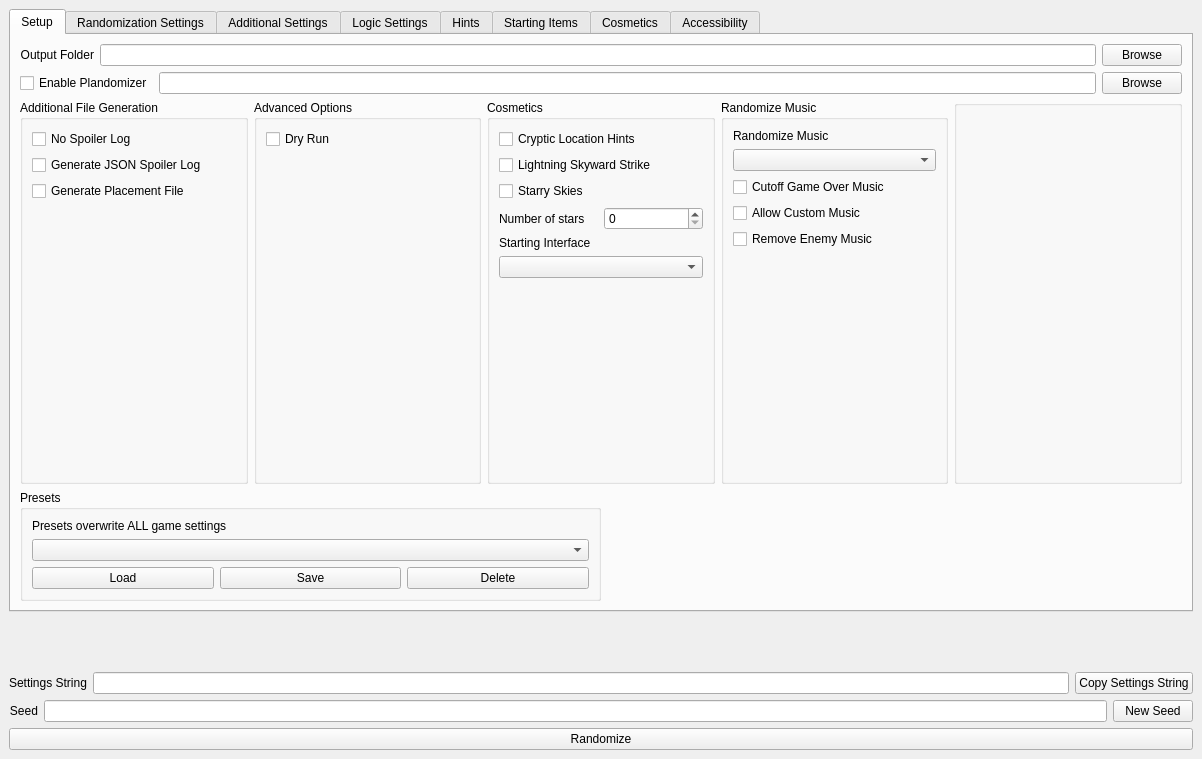
Above: gui/randogui.ui from ssrando/ssrando before the change. Below: the same form after it.
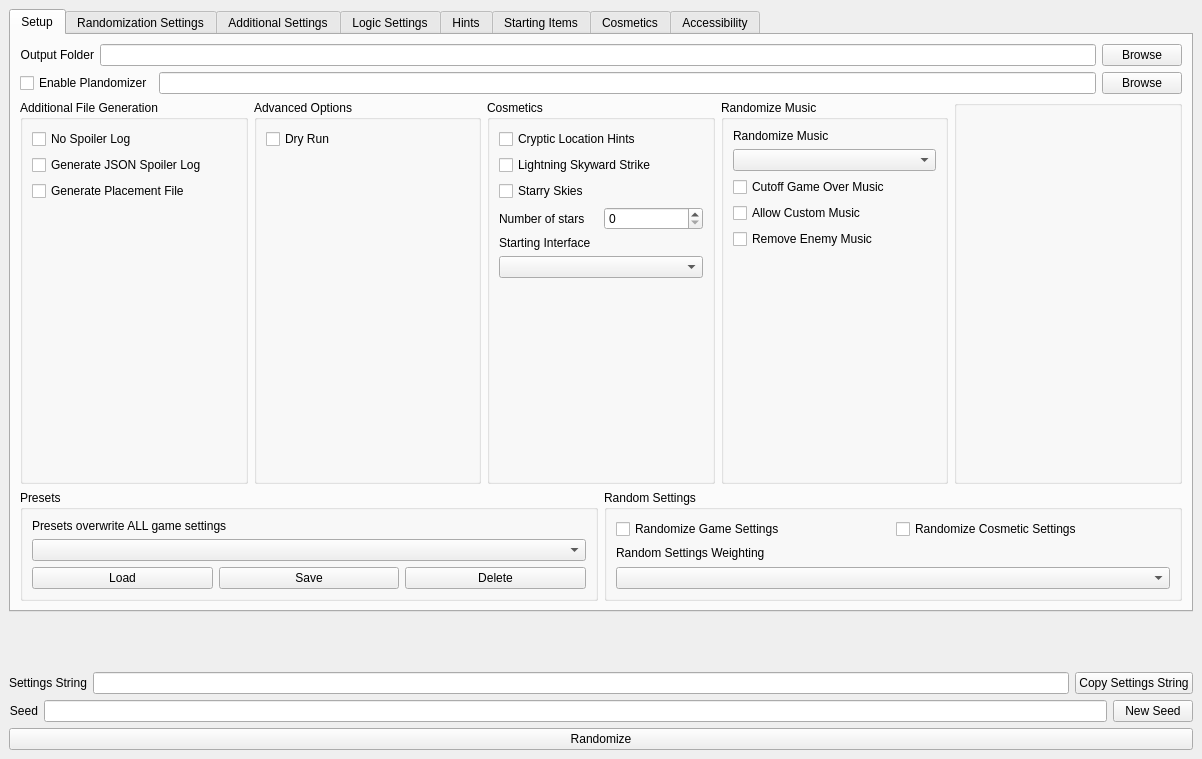
That is the form after the change.

Commit message: Updated Random Settings

```diff
--- a/gui/randogui.ui
+++ b/gui/randogui.ui
@@ -479,17 +479,51 @@
            </widget>
           </item>
           <item>
-           <spacer name="hspace_presets">
-            <property name="orientation">
-             <enum>Qt::Horizontal</enum>
+           <widget class="QGroupBox" name="box_rs">
+            <property name="sizePolicy">
+             <sizepolicy hsizetype="Expanding" vsizetype="Preferred">
+              <horstretch>0</horstretch>
+              <verstretch>0</verstretch>
+             </sizepolicy>
             </property>
-            <property name="sizeHint" stdset="0">
-             <size>
-              <width>40</width>
-              <height>20</height>
-             </size>
+            <property name="title">
+             <string>Random Settings</string>
             </property>
-           </spacer>
+            <layout class="QHBoxLayout" name="horizontalLayout_12">
+             <item>
+              <layout class="QVBoxLayout" name="vlay_rs">
+               <item>
+                <layout class="QHBoxLayout" name="hlay_rs_controls">
+                 <item>
+                  <widget class="QCheckBox" name="option_random_settings">
+                   <property name="text">
+                    <string>Randomize Game Settings</string>
+                   </property>
+                  </widget>
+                 </item>
+                 <item>
+                  <widget class="QCheckBox" name="option_random_cosmetics">
+                   <property name="text">
+                    <string>Randomize Cosmetic Settings</string>
+                   </property>
+                  </widget>
+                 </item>
+                </layout>
+               </item>
+               <item>
+                <widget class="QLabel" name="label_random_settings_weighting">
+                 <property name="text">
+                  <string>Random Settings Weighting</string>
+                 </property>
+                </widget>
+               </item>
+               <item>
+                <widget class="QComboBox" name="option_random_settings_weighting"/>
+               </item>
+              </layout>
+             </item>
+            </layout>
+           </widget>
           </item>
          </layout>
         </item>
```
Left out of the diff: 8 changed lines with no effect on the pictures. The commit also changes 17 other files.
